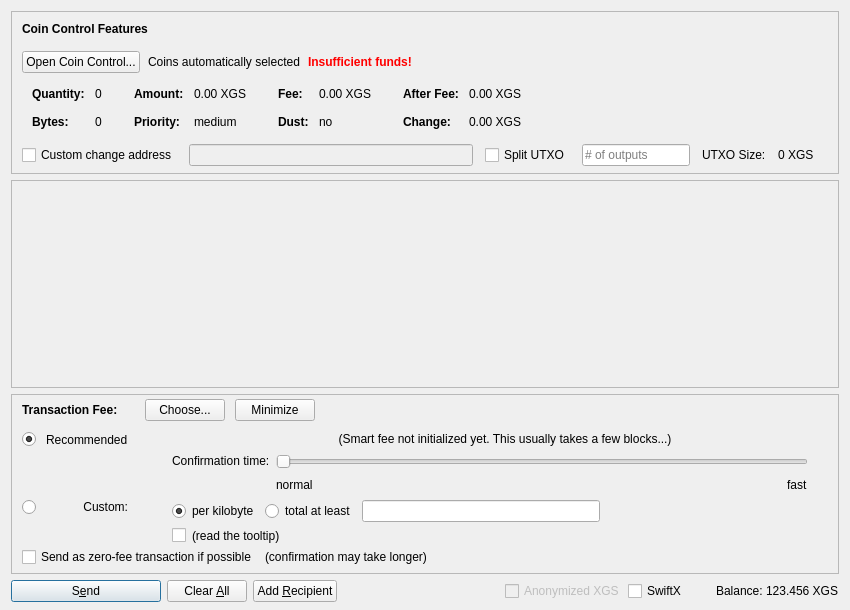
This is qt/forms/sendcoinsdialog.ui in Ratstang/Test-QT as Qt 5 draws it before an edit. The edited form follows.
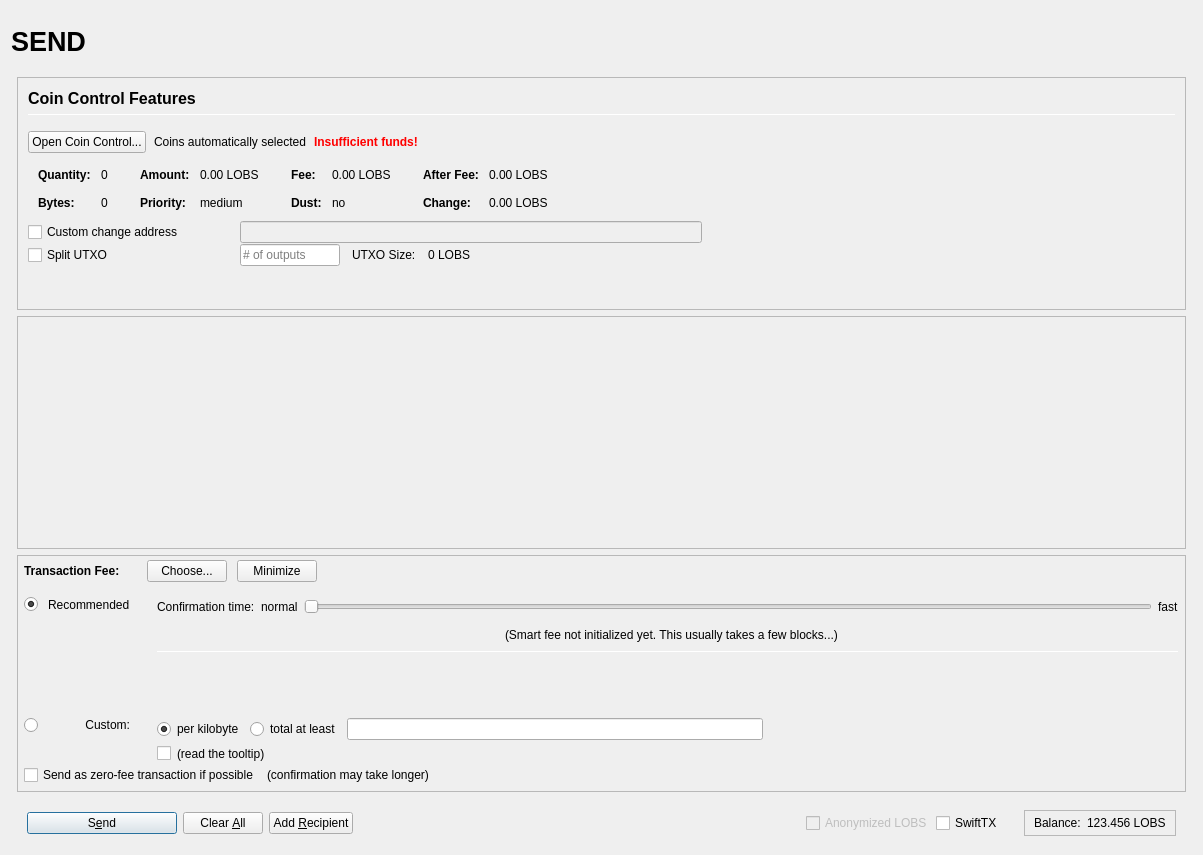
This is the edited form. Icons and pictures are not drawn. Custom widgets are drawn as their Qt base class.

The edit to the form file:
```diff
--- a/qt/forms/sendcoinsdialog.ui
+++ b/qt/forms/sendcoinsdialog.ui
@@ -2,20 +2,152 @@
 <ui version="4.0">
  <class>SendCoinsDialog</class>
  <widget class="QDialog" name="SendCoinsDialog">
+  <property name="enabled">
+   <bool>true</bool>
+  </property>
   <property name="geometry">
    <rect>
     <x>0</x>
     <y>0</y>
-    <width>850</width>
-    <height>610</height>
+    <width>1203</width>
+    <height>855</height>
    </rect>
   </property>
   <property name="windowTitle">
    <string>Send Coins</string>
   </property>
-  <layout class="QVBoxLayout" name="verticalLayout" stretch="0,1,0,0">
+  <layout class="QVBoxLayout" name="verticalLayout_5">
+   <item>
+    <layout class="QVBoxLayout" name="verticalLayout_Master" stretch="0,1,0,0">
+     <property name="spacing">
+      <number>0</number>
+     </property>
+     <property name="leftMargin">
+      <number>0</number>
+     </property>
+     <property name="topMargin">
+      <number>0</number>
+     </property>
+     <property name="rightMargin">
+      <number>0</number>
+     </property>
    <property name="bottomMargin">
-    <number>8</number>
+      <number>0</number>
+     </property>
+     <item>
+      <widget class="QFrame" name="frame_Header">
+       <layout class="QVBoxLayout" name="verticalLayout_Header" stretch="0">
+        <property name="leftMargin">
+         <number>0</number>
+        </property>
+        <property name="topMargin">
+         <number>0</number>
+        </property>
+        <property name="rightMargin">
+         <number>0</number>
+        </property>
+        <property name="bottomMargin">
+         <number>0</number>
+        </property>
+        <item>
+         <layout class="QHBoxLayout" name="horizontalLayout_Header" stretch="1,0,1">
+          <property name="spacing">
+           <number>6</number>
+          </property>
+          <item>
+           <widget class="QLabel" name="labelOverviewHeaderLeft">
+            <property name="minimumSize">
+             <size>
+              <width>464</width>
+              <height>60</height>
+             </size>
+            </property>
+            <property name="maximumSize">
+             <size>
+              <width>16777215</width>
+              <height>60</height>
+             </size>
+            </property>
+            <property name="font">
+             <font>
+              <pointsize>20</pointsize>
+              <weight>75</weight>
+              <bold>true</bold>
+             </font>
+            </property>
+            <property name="text">
+             <string>SEND</string>
+            </property>
+            <property name="alignment">
+             <set>Qt::AlignLeading|Qt::AlignLeft|Qt::AlignVCenter</set>
+            </property>
+           </widget>
+          </item>
+          <item>
+           <spacer name="horizontalSpacer_Header">
+            <property name="orientation">
+             <enum>Qt::Horizontal</enum>
+            </property>
+            <property name="sizeHint" stdset="0">
+             <size>
+              <width>40</width>
+              <height>20</height>
+             </size>
+            </property>
+           </spacer>
+          </item>
+          <item>
+           <widget class="QLabel" name="labelOverviewHeaderRight">
+            <property name="minimumSize">
+             <size>
+              <width>464</width>
+              <height>60</height>
+             </size>
+            </property>
+            <property name="maximumSize">
+             <size>
+              <width>16777215</width>
+              <height>60</height>
+             </size>
+            </property>
+            <property name="font">
+             <font>
+              <pointsize>14</pointsize>
+             </font>
+            </property>
+            <property name="text">
+             <string/>
+            </property>
+            <property name="alignment">
+             <set>Qt::AlignRight|Qt::AlignTrailing|Qt::AlignVCenter</set>
+            </property>
+           </widget>
+          </item>
+         </layout>
+        </item>
+       </layout>
+      </widget>
+     </item>
+     <item>
+      <widget class="QFrame" name="frame_BG">
+       <property name="minimumSize">
+        <size>
+         <width>0</width>
+         <height>0</height>
+        </size>
+       </property>
+       <layout class="QVBoxLayout" name="layout_BG" stretch="0,0,0">
+        <property name="leftMargin">
+         <number>6</number>
+        </property>
+        <property name="topMargin">
+         <number>6</number>
+        </property>
+        <property name="rightMargin">
+         <number>6</number>
+        </property>
+        <property name="bottomMargin">
+         <number>0</number>
    </property>
    <item>
     <widget class="QFrame" name="frameCoinControl">
@@ -51,12 +183,13 @@
        <number>0</number>
       </property>
       <property name="bottomMargin">
-       <number>6</number>
+            <number>0</number>
       </property>
       <item>
-       <layout class="QVBoxLayout" name="verticalLayoutCoinControl" stretch="0,0,0,0,1">
+            <widget class="QFrame" name="frameCoinControl_BG">
+             <layout class="QVBoxLayout" name="verticalLayoutCoinControl" stretch="0,0,0,0,0,0">
         <property name="spacing">
-         <number>0</number>
+               <number>1</number>
         </property>
         <property name="leftMargin">
          <number>10</number>
@@ -70,6 +203,11 @@
            <number>15</number>
           </property>
           <item>
+                 <layout class="QVBoxLayout" name="verticalLayout_3">
+                  <property name="spacing">
+                   <number>6</number>
+                  </property>
+                  <item>
            <widget class="QLabel" name="labelCoinControlFeatures">
             <property name="sizePolicy">
              <sizepolicy hsizetype="Preferred" vsizetype="Maximum">
@@ -77,8 +215,15 @@
               <verstretch>0</verstretch>
              </sizepolicy>
             </property>
+                    <property name="minimumSize">
+                     <size>
+                      <width>0</width>
+                      <height>20</height>
+                     </size>
+                    </property>
             <property name="font">
              <font>
+                      <pointsize>12</pointsize>
               <weight>75</weight>
               <bold>true</bold>
              </font>
@@ -91,6 +236,27 @@
             </property>
            </widget>
           </item>
+                  <item>
+                   <widget class="Line" name="line">
+                    <property name="minimumSize">
+                     <size>
+                      <width>0</width>
+                      <height>1</height>
+                     </size>
+                    </property>
+                    <property name="maximumSize">
+                     <size>
+                      <width>16777215</width>
+                      <height>1</height>
+                     </size>
+                    </property>
+                    <property name="orientation">
+                     <enum>Qt::Horizontal</enum>
+                    </property>
+                   </widget>
+                  </item>
+                 </layout>
+                </item>
          </layout>
         </item>
         <item>
@@ -324,7 +490,7 @@
                   <enum>Qt::ActionsContextMenu</enum>
                  </property>
                  <property name="text">
-                  <string notr="true">0.00 XGS</string>
+                        <string notr="true">0.00 LOBS</string>
                  </property>
                  <property name="textInteractionFlags">
                   <set>Qt::LinksAccessibleByMouse|Qt::TextSelectableByKeyboard|Qt::TextSelectableByMouse</set>
@@ -404,7 +570,7 @@
                   <enum>Qt::ActionsContextMenu</enum>
                  </property>
                  <property name="text">
-                  <string notr="true">0.00 XGS</string>
+                        <string notr="true">0.00 LOBS</string>
                  </property>
                  <property name="textInteractionFlags">
                   <set>Qt::LinksAccessibleByMouse|Qt::TextSelectableByKeyboard|Qt::TextSelectableByMouse</set>
@@ -484,7 +650,7 @@
                   <enum>Qt::ActionsContextMenu</enum>
                  </property>
                  <property name="text">
-                  <string notr="true">0.00 XGS</string>
+                        <string notr="true">0.00 LOBS</string>
                  </property>
                  <property name="textInteractionFlags">
                   <set>Qt::LinksAccessibleByMouse|Qt::TextSelectableByKeyboard|Qt::TextSelectableByMouse</set>
@@ -513,7 +679,7 @@
                   <enum>Qt::ActionsContextMenu</enum>
                  </property>
                  <property name="text">
-                  <string notr="true">0.00 XGS</string>
+                        <string notr="true">0.00 LOBS</string>
                  </property>
                  <property name="textInteractionFlags">
                   <set>Qt::LinksAccessibleByMouse|Qt::TextSelectableByKeyboard|Qt::TextSelectableByMouse</set>
@@ -528,7 +694,7 @@
          </widget>
         </item>
         <item>
-         <layout class="QHBoxLayout" name="horizontalLayoutCoinControl4" stretch="0,0,0,0,0,0,0">
+               <layout class="QHBoxLayout" name="horizontalLayoutCoinControl4">
           <property name="spacing">
            <number>12</number>
           </property>
@@ -536,13 +702,31 @@
            <enum>QLayout::SetDefaultConstraint</enum>
           </property>
           <property name="topMargin">
-           <number>5</number>
+                 <number>0</number>
           </property>
           <property name="rightMargin">
-           <number>5</number>
+                 <number>0</number>
           </property>
           <item>
            <widget class="QCheckBox" name="checkBoxCoinControlChange">
+                  <property name="sizePolicy">
+                   <sizepolicy hsizetype="Preferred" vsizetype="Preferred">
+                    <horstretch>0</horstretch>
+                    <verstretch>0</verstretch>
+                   </sizepolicy>
+                  </property>
+                  <property name="minimumSize">
+                   <size>
+                    <width>200</width>
+                    <height>0</height>
+                   </size>
+                  </property>
+                  <property name="maximumSize">
+                   <size>
+                    <width>200</width>
+                    <height>16777215</height>
+                   </size>
+                  </property>
             <property name="toolTip">
              <string>If this is activated, but the change address is empty or invalid, change will be sent to a newly generated address.</string>
             </property>
@@ -557,15 +741,71 @@
              <bool>false</bool>
             </property>
             <property name="sizePolicy">
-             <sizepolicy hsizetype="Expanding" vsizetype="Fixed">
+                   <sizepolicy hsizetype="Preferred" vsizetype="Preferred">
               <horstretch>0</horstretch>
               <verstretch>0</verstretch>
              </sizepolicy>
             </property>
-           </widget>
-          </item>
+                  <property name="minimumSize">
+                   <size>
+                    <width>300</width>
+                    <height>0</height>
+                   </size>
+                  </property>
+                 </widget>
+                </item>
+                <item>
+                 <widget class="QLabel" name="labelCoinControlChangeLabel">
+                  <property name="sizePolicy">
+                   <sizepolicy hsizetype="Preferred" vsizetype="Preferred">
+                    <horstretch>0</horstretch>
+                    <verstretch>0</verstretch>
+                   </sizepolicy>
+                  </property>
+                  <property name="minimumSize">
+                   <size>
+                    <width>100</width>
+                    <height>0</height>
+                   </size>
+                  </property>
+                  <property name="text">
+                   <string/>
+                  </property>
+                  <property name="margin">
+                   <number>3</number>
+                  </property>
+                 </widget>
+                </item>
+               </layout>
+              </item>
+              <item>
+               <layout class="QHBoxLayout" name="horizontalLayoutCoinControl6">
+                <property name="spacing">
+                 <number>12</number>
+                </property>
+                <property name="rightMargin">
+                 <number>0</number>
+                </property>
           <item>
            <widget class="QCheckBox" name="splitBlockCheckBox">
+                  <property name="sizePolicy">
+                   <sizepolicy hsizetype="Preferred" vsizetype="Preferred">
+                    <horstretch>0</horstretch>
+                    <verstretch>0</verstretch>
+                   </sizepolicy>
+                  </property>
+                  <property name="minimumSize">
+                   <size>
+                    <width>200</width>
+                    <height>0</height>
+                   </size>
+                  </property>
+                  <property name="maximumSize">
+                   <size>
+                    <width>200</width>
+                    <height>16777215</height>
+                   </size>
+                  </property>
             <property name="text">
              <string>Split UTXO</string>
             </property>
@@ -574,11 +814,23 @@
           <item>
            <widget class="QLineEdit" name="splitBlockLineEdit">
             <property name="sizePolicy">
-             <sizepolicy hsizetype="Fixed" vsizetype="Fixed">
+                   <sizepolicy hsizetype="Preferred" vsizetype="Preferred">
               <horstretch>50</horstretch>
               <verstretch>0</verstretch>
              </sizepolicy>
             </property>
+                  <property name="minimumSize">
+                   <size>
+                    <width>100</width>
+                    <height>0</height>
+                   </size>
+                  </property>
+                  <property name="maximumSize">
+                   <size>
+                    <width>100</width>
+                    <height>16777215</height>
+                   </size>
+                  </property>
             <property name="placeholderText">
              <string># of outputs</string>
             </property>
@@ -594,31 +846,22 @@
           <item>
            <widget class="QLabel" name="labelBlockSize">
             <property name="text">
-             <string>0 XGS</string>
+                   <string>0 LOBS</string>
             </property>
            </widget>
           </item>
           <item>
-           <widget class="QLabel" name="labelCoinControlChangeLabel">
-            <property name="sizePolicy">
-             <sizepolicy hsizetype="Preferred" vsizetype="Expanding">
-              <horstretch>0</horstretch>
-              <verstretch>0</verstretch>
-             </sizepolicy>
-            </property>
-            <property name="minimumSize">
+                 <spacer name="horizontalSpacer_7">
+                  <property name="orientation">
+                   <enum>Qt::Horizontal</enum>
+                  </property>
+                  <property name="sizeHint" stdset="0">
              <size>
-              <width>0</width>
-              <height>0</height>
-             </size>
-            </property>
-            <property name="text">
-             <string/>
-            </property>
-            <property name="margin">
-             <number>3</number>
-            </property>
-           </widget>
+                    <width>40</width>
+                    <height>20</height>
+                   </size>
+                  </property>
+                 </spacer>
           </item>
          </layout>
         </item>
@@ -636,6 +879,7 @@
          </spacer>
         </item>
        </layout>
+            </widget>
       </item>
      </layout>
     </widget>
@@ -650,11 +894,11 @@
        <rect>
         <x>0</x>
         <y>0</y>
-        <width>830</width>
-        <height>113</height>
-       </rect>
-      </property>
-      <layout class="QVBoxLayout" name="verticalLayout_2" stretch="0,1">
+             <width>1169</width>
+             <height>185</height>
+            </rect>
+           </property>
+           <layout class="QVBoxLayout" name="verticalLayout_2" stretch="0,0">
        <property name="leftMargin">
         <number>0</number>
        </property>
@@ -733,11 +977,14 @@
          <number>0</number>
         </property>
         <property name="leftMargin">
-         <number>10</number>
+              <number>6</number>
         </property>
         <property name="topMargin">
          <number>0</number>
         </property>
+             <property name="rightMargin">
+              <number>6</number>
+             </property>
         <item>
          <layout class="QHBoxLayout" name="horizontalLayoutFee1">
           <property name="bottomMargin">
@@ -879,7 +1126,61 @@
              <property name="verticalSpacing">
               <number>4</number>
              </property>
-             <item row="2" column="4">
+                  <item row="2" column="0">
+                   <layout class="QVBoxLayout" name="verticalLayoutFee4" stretch="0">
+                    <item>
+                     <spacer name="verticalSpacer_2">
+                      <property name="orientation">
+                       <enum>Qt::Vertical</enum>
+                      </property>
+                      <property name="sizeHint" stdset="0">
+                       <size>
+                        <width>1</width>
+                        <height>1</height>
+                       </size>
+                      </property>
+                     </spacer>
+                    </item>
+                   </layout>
+                  </item>
+                  <item row="3" column="0">
+                   <layout class="QVBoxLayout" name="verticalLayoutFee9" stretch="0,1">
+                    <item>
+                     <widget class="QRadioButton" name="radioCustomFee">
+                      <property name="text">
+                       <string/>
+                      </property>
+                      <attribute name="buttonGroup">
+                       <string notr="true">groupFee</string>
+                      </attribute>
+                     </widget>
+                    </item>
+                    <item>
+                     <spacer name="verticalSpacer_6">
+                      <property name="orientation">
+                       <enum>Qt::Vertical</enum>
+                      </property>
+                      <property name="sizeHint" stdset="0">
+                       <size>
+                        <width>1</width>
+                        <height>1</height>
+                       </size>
+                      </property>
+                     </spacer>
+                    </item>
+                   </layout>
+                  </item>
+                  <item row="3" column="1">
+                   <widget class="QLabel" name="labelCustomFee">
+                    <property name="text">
+                     <string>Custom:</string>
+                    </property>
+                    <property name="alignment">
+                     <set>Qt::AlignRight|Qt::AlignTop|Qt::AlignTrailing</set>
+                    </property>
+                   </widget>
+                  </item>
+                  <item row="3" column="4">
               <layout class="QVBoxLayout" name="verticalLayoutFee8">
                <property name="spacing">
                 <number>6</number>
@@ -978,80 +1279,27 @@
                </item>
               </layout>
              </item>
-             <item row="1" column="0">
-              <layout class="QVBoxLayout" name="verticalLayoutFee4" stretch="1">
-               <item>
-                <spacer name="verticalSpacer_2">
-                 <property name="orientation">
-                  <enum>Qt::Vertical</enum>
-                 </property>
-                 <property name="sizeHint" stdset="0">
-                  <size>
-                   <width>1</width>
-                   <height>1</height>
-                  </size>
-                 </property>
-                </spacer>
-               </item>
-              </layout>
-             </item>
-             <item row="2" column="0">
-              <layout class="QVBoxLayout" name="verticalLayoutFee9" stretch="0,1">
-               <item>
-                <widget class="QRadioButton" name="radioCustomFee">
+                  <item row="1" column="1">
+                   <widget class="QLabel" name="labelSmartFee_2">
                  <property name="text">
-                  <string/>
-                 </property>
-                 <attribute name="buttonGroup">
-                  <string notr="true">groupFee</string>
-                 </attribute>
-                </widget>
-               </item>
-               <item>
-                <spacer name="verticalSpacer_6">
-                 <property name="orientation">
-                  <enum>Qt::Vertical</enum>
-                 </property>
-                 <property name="sizeHint" stdset="0">
-                  <size>
-                   <width>1</width>
-                   <height>1</height>
-                  </size>
-                 </property>
-                </spacer>
-               </item>
-              </layout>
-             </item>
-             <item row="1" column="4">
-              <layout class="QVBoxLayout" name="verticalLayoutFee3" stretch="0,0,1">
+                     <string>Recommended</string>
+                    </property>
+                   </widget>
+                  </item>
+                  <item row="0" column="4" rowspan="3">
+                   <layout class="QVBoxLayout" name="verticalLayoutFee3" stretch="0,0,0,0,1,0">
                <property name="spacing">
                 <number>6</number>
                </property>
                <property name="topMargin">
                 <number>2</number>
                </property>
-               <item>
-                <layout class="QHBoxLayout" name="horizontalLayoutFee12">
-                 <item>
-                  <spacer name="horizontalSpacer_5">
-                   <property name="orientation">
-                    <enum>Qt::Horizontal</enum>
-                   </property>
-                   <property name="sizeHint" stdset="0">
-                    <size>
-                     <width>1</width>
-                     <height>1</height>
-                    </size>
-                   </property>
-                  </spacer>
-                 </item>
-                </layout>
-               </item>
+                    <property name="bottomMargin">
+                     <number>20</number>
+                    </property>
                <item>
                 <layout class="QHBoxLayout" name="horizontalLayoutFee9">
                  <item>
-                  <layout class="QVBoxLayout" name="verticalLayoutFee6">
-                   <item>
                     <widget class="QLabel" name="labelSmartFee3">
                      <property name="text">
                       <string>Confirmation time:</string>
@@ -1062,27 +1310,23 @@
                     </widget>
                    </item>
                    <item>
-                    <spacer name="verticalSpacer_3">
-                     <property name="orientation">
-                      <enum>Qt::Vertical</enum>
-                     </property>
-                     <property name="sizeHint" stdset="0">
-                      <size>
-                       <width>1</width>
-                       <height>1</height>
-                      </size>
-                     </property>
-                    </spacer>
-                   </item>
-                  </layout>
-                 </item>
-                 <item>
-                  <layout class="QVBoxLayout" name="verticalLayoutFee5">
-                   <property name="rightMargin">
-                    <number>30</number>
-                   </property>
+                       <widget class="QLabel" name="labelSmartFeeNormal">
+                        <property name="text">
+                         <string>normal</string>
+                        </property>
+                        <property name="margin">
+                         <number>2</number>
+                        </property>
+                       </widget>
+                      </item>
                    <item>
                     <widget class="QSlider" name="sliderSmartFee">
+                        <property name="minimumSize">
+                         <size>
+                          <width>0</width>
+                          <height>24</height>
+                         </size>
+                        </property>
                      <property name="minimum">
                       <number>0</number>
                      </property>
@@ -1110,28 +1354,6 @@
                     </widget>
                    </item>
                    <item>
-                    <layout class="QHBoxLayout" name="horizontalLayoutFee10">
-                     <item>
-                      <widget class="QLabel" name="labelSmartFeeNormal">
-                       <property name="text">
-                        <string>normal</string>
-                       </property>
-                      </widget>
-                     </item>
-                     <item>
-                      <spacer name="horizontalSpacer_3">
-                       <property name="orientation">
-                        <enum>Qt::Horizontal</enum>
-                       </property>
-                       <property name="sizeHint" stdset="0">
-                        <size>
-                         <width>40</width>
-                         <height>20</height>
-                        </size>
-                       </property>
-                      </spacer>
-                     </item>
-                     <item>
                       <widget class="QLabel" name="labelSmartFeeFast">
                        <property name="text">
                         <string>fast</string>
@@ -1140,81 +1362,148 @@
                      </item>
                     </layout>
                    </item>
-                  </layout>
-                 </item>
-                </layout>
-               </item>
                <item>
-                <spacer name="verticalSpacer_4">
+                     <layout class="QHBoxLayout" name="horizontalLayout_recommended_texts">
+                      <property name="spacing">
+                       <number>0</number>
+                      </property>
+                      <item>
+                       <spacer name="horizontalSpacer_8">
                  <property name="orientation">
-                  <enum>Qt::Vertical</enum>
+                         <enum>Qt::Horizontal</enum>
                  </property>
                  <property name="sizeHint" stdset="0">
                   <size>
-                   <width>1</width>
-                   <height>1</height>
+                          <width>40</width>
+                          <height>20</height>
                   </size>
                  </property>
                 </spacer>
                </item>
-              </layout>
-             </item>
-             <item row="0" column="1">
-              <widget class="QLabel" name="labelSmartFee_2">
-               <property name="text">
-                <string>Recommended</string>
-               </property>
-              </widget>
-             </item>
-             <item row="0" column="0">
-              <widget class="QRadioButton" name="radioSmartFee">
-               <property name="text">
-                <string/>
-               </property>
-               <property name="checked">
-                <bool>true</bool>
-               </property>
-               <attribute name="buttonGroup">
-                <string notr="true">groupFee</string>
-               </attribute>
-              </widget>
-             </item>
-             <item row="2" column="1">
-              <widget class="QLabel" name="labelCustomFee">
-               <property name="text">
-                <string>Custom:</string>
-               </property>
-               <property name="alignment">
-                <set>Qt::AlignRight|Qt::AlignTop|Qt::AlignTrailing</set>
-               </property>
-              </widget>
-             </item>
-             <item row="0" column="2">
-              <widget class="QLabel" name="labelSmartFee">
-               <property name="text">
-                <string/>
-               </property>
-               <property name="margin">
-                <number>2</number>
-               </property>
-              </widget>
-             </item>
-             <item row="0" column="3">
+                      <item>
               <widget class="QLabel" name="labelFeeEstimation">
                <property name="text">
                 <string/>
                </property>
-              </widget>
-             </item>
-             <item row="0" column="4">
+                        <property name="margin">
+                         <number>2</number>
+                        </property>
+                       </widget>
+                      </item>
+                      <item>
               <widget class="QLabel" name="labelSmartFee2">
                <property name="text">
                 <string>(Smart fee not initialized yet. This usually takes a few blocks...)</string>
                </property>
                <property name="alignment">
-                <set>Qt::AlignHCenter</set>
+                         <set>Qt::AlignLeading|Qt::AlignLeft|Qt::AlignVCenter</set>
                </property>
                <property name="wordWrap">
+                         <bool>false</bool>
+                        </property>
+                        <property name="margin">
+                         <number>2</number>
+                        </property>
+                        <property name="indent">
+                         <number>-1</number>
+                        </property>
+                       </widget>
+                      </item>
+                      <item>
+                       <spacer name="horizontalSpacer_3">
+                        <property name="orientation">
+                         <enum>Qt::Horizontal</enum>
+                        </property>
+                        <property name="sizeHint" stdset="0">
+                         <size>
+                          <width>40</width>
+                          <height>20</height>
+                         </size>
+                        </property>
+                       </spacer>
+                      </item>
+                     </layout>
+                    </item>
+                    <item>
+                     <widget class="Line" name="line_2">
+                      <property name="minimumSize">
+                       <size>
+                        <width>0</width>
+                        <height>1</height>
+                       </size>
+                      </property>
+                      <property name="maximumSize">
+                       <size>
+                        <width>16777215</width>
+                        <height>1</height>
+                       </size>
+                      </property>
+                      <property name="orientation">
+                       <enum>Qt::Horizontal</enum>
+                      </property>
+                     </widget>
+                    </item>
+                    <item>
+                     <layout class="QHBoxLayout" name="horizontalLayoutFee12">
+                      <item>
+                       <spacer name="horizontalSpacer_5">
+                        <property name="orientation">
+                         <enum>Qt::Horizontal</enum>
+                        </property>
+                        <property name="sizeHint" stdset="0">
+                         <size>
+                          <width>1</width>
+                          <height>1</height>
+                         </size>
+                        </property>
+                       </spacer>
+                      </item>
+                     </layout>
+                    </item>
+                    <item>
+                     <spacer name="verticalSpacer_4">
+                      <property name="orientation">
+                       <enum>Qt::Vertical</enum>
+                      </property>
+                      <property name="sizeHint" stdset="0">
+                       <size>
+                        <width>1</width>
+                        <height>1</height>
+                       </size>
+                      </property>
+                     </spacer>
+                    </item>
+                    <item>
+                     <spacer name="verticalSpacer_3">
+                      <property name="orientation">
+                       <enum>Qt::Vertical</enum>
+                      </property>
+                      <property name="sizeHint" stdset="0">
+                       <size>
+                        <width>20</width>
+                        <height>40</height>
+                       </size>
+                      </property>
+                     </spacer>
+                    </item>
+                   </layout>
+                  </item>
+                  <item row="1" column="2">
+                   <widget class="QLabel" name="labelSmartFee">
+                    <property name="text">
+                     <string/>
+                    </property>
+                    <property name="margin">
+                     <number>2</number>
+                    </property>
+                   </widget>
+                  </item>
+                  <item row="1" column="0">
+                   <widget class="QRadioButton" name="radioSmartFee">
+                    <property name="text">
+                     <string/>
+                    </property>
+                    <property name="checked">
                 <bool>true</bool>
                </property>
                <property name="margin">
@@ -1298,8 +1587,42 @@
      </layout>
     </widget>
    </item>
+       </layout>
+      </widget>
+     </item>
    <item>
+      <spacer name="verticalSpacer_7">
+       <property name="orientation">
+        <enum>Qt::Vertical</enum>
+       </property>
+       <property name="sizeType">
+        <enum>QSizePolicy::Fixed</enum>
+       </property>
+       <property name="sizeHint" stdset="0">
+        <size>
+         <width>20</width>
+         <height>10</height>
+        </size>
+       </property>
+      </spacer>
+     </item>
+     <item>
+      <layout class="QVBoxLayout" name="verticalLayout">
+       <property name="leftMargin">
+        <number>7</number>
+       </property>
+       <property name="rightMargin">
+        <number>7</number>
+       </property>
+       <item>
+        <widget class="QFrame" name="frame_Send">
     <layout class="QHBoxLayout" name="horizontalLayout">
+          <property name="topMargin">
+           <number>4</number>
+          </property>
+          <property name="bottomMargin">
+           <number>4</number>
+          </property>
      <item>
       <widget class="QPushButton" name="sendButton">
        <property name="minimumSize">
@@ -1371,6 +1694,9 @@
        <property name="orientation">
         <enum>Qt::Horizontal</enum>
        </property>
+            <property name="sizeType">
+             <enum>QSizePolicy::MinimumExpanding</enum>
+            </property>
        <property name="sizeHint" stdset="0">
         <size>
          <width>40</width>
@@ -1384,13 +1710,35 @@
        <property name="spacing">
         <number>3</number>
        </property>
+            <property name="topMargin">
+             <number>4</number>
+            </property>
+            <property name="bottomMargin">
+             <number>4</number>
+            </property>
        <item>
-        <widget class="QCheckBox" name="checkzXGS">
+             <spacer name="horizontalSpacer_9">
+              <property name="orientation">
+               <enum>Qt::Horizontal</enum>
+              </property>
+              <property name="sizeType">
+               <enum>QSizePolicy::Fixed</enum>
+              </property>
+              <property name="sizeHint" stdset="0">
+               <size>
+                <width>7</width>
+                <height>20</height>
+               </size>
+              </property>
+             </spacer>
+            </item>
+            <item>
+             <widget class="QCheckBox" name="checkzLOBS">
          <property name="enabled">
           <bool>false</bool>
          </property>
          <property name="text">
-          <string>Anonymized XGS</string>
+               <string>Anonymized LOBS</string>
          </property>
         </widget>
        </item>
@@ -1406,10 +1754,27 @@
           </size>
          </property>
          <property name="text">
-          <string>SwiftX</string>
+               <string>SwiftTX</string>
          </property>
         </widget>
        </item>
+            <item>
+             <layout class="QVBoxLayout" name="verticalLayout_4">
+              <item>
+               <widget class="QFrame" name="frame_balance">
+                <property name="frameShape">
+                 <enum>QFrame::StyledPanel</enum>
+                </property>
+                <property name="frameShadow">
+                 <enum>QFrame::Raised</enum>
+                </property>
+                <layout class="QHBoxLayout" name="horizontalLayout_3">
+                 <property name="topMargin">
+                  <number>5</number>
+                 </property>
+                 <property name="bottomMargin">
+                  <number>5</number>
+                 </property>
        <item>
         <widget class="QLabel" name="label">
          <property name="text">
@@ -1420,7 +1785,7 @@
        <item>
         <widget class="QLabel" name="labelBalance">
          <property name="sizePolicy">
-          <sizepolicy hsizetype="Preferred" vsizetype="Fixed">
+                    <sizepolicy hsizetype="Preferred" vsizetype="Preferred">
            <horstretch>0</horstretch>
            <verstretch>0</verstretch>
           </sizepolicy>
@@ -1429,11 +1794,21 @@
           <cursorShape>IBeamCursor</cursorShape>
          </property>
          <property name="text">
-          <string notr="true">123.456 XGS</string>
+                    <string notr="true">123.456 LOBS</string>
          </property>
          <property name="textInteractionFlags">
           <set>Qt::LinksAccessibleByMouse|Qt::TextSelectableByKeyboard|Qt::TextSelectableByMouse</set>
          </property>
+                  </widget>
+                 </item>
+                </layout>
+               </widget>
+              </item>
+             </layout>
+            </item>
+           </layout>
+          </item>
+         </layout>
         </widget>
        </item>
       </layout>
```
Left out of the diff: 22 changed lines with no effect on the pictures. Lines whose indentation alone changed are shown as unchanged.
